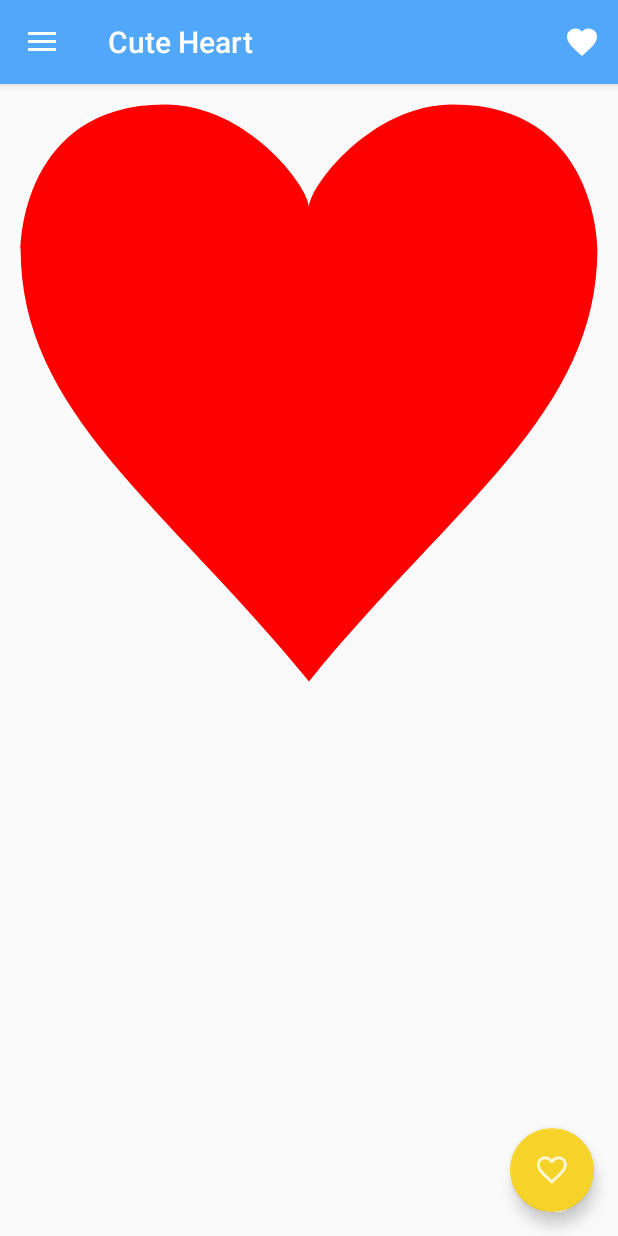
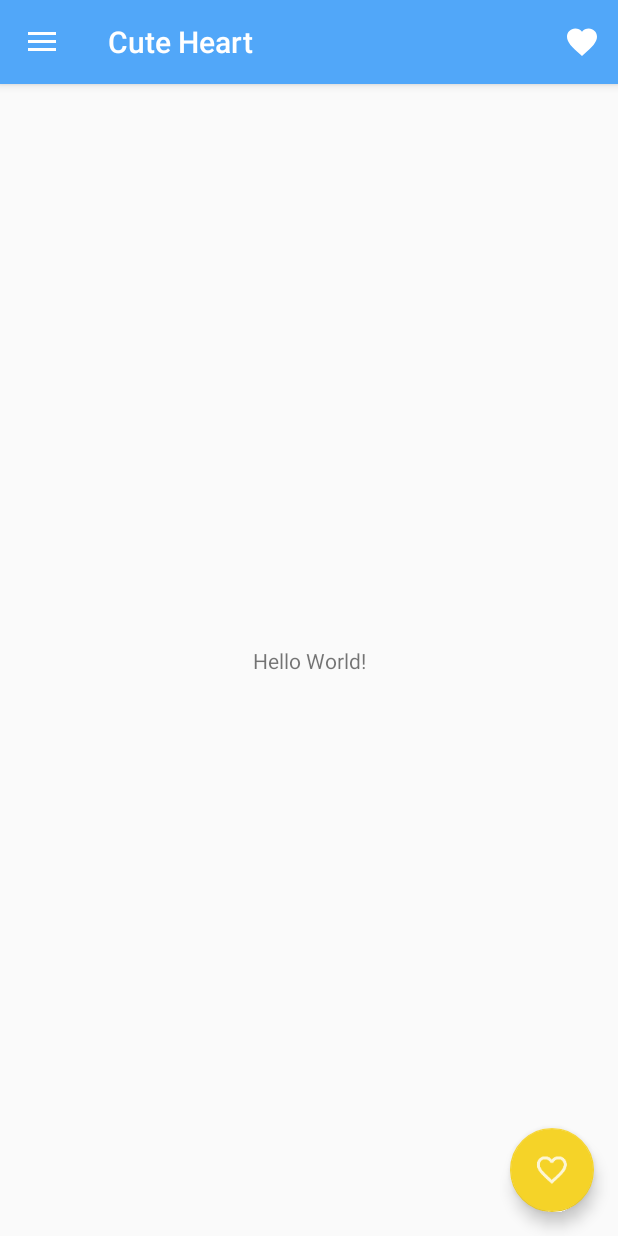
Before and after one commit to chillcoding-at-the-beach/I-love, an Android app: the screen it shows after launch (MainActivity), on a phone screen of 412 x 824 dp. Run offline under Robolectric (Android 15) with nearby library versions, the phone set to English and light mode, and no system bars.

Commit message:
Revert "Draw cute heart in canvas"

```diff
--- a/MyCuteHeart/app/build.gradle
+++ b/MyCuteHeart/app/build.gradle
@@ -25,16 +25,12 @@ android {
 
 dependencies {
     implementation fileTree(dir: 'libs', include: ['*.jar'])
-    androidTestImplementation('com.android.support.test.espresso:espresso-core:2.2.2', {
+    androidTestImplementation ('com.android.support.test.espresso:espresso-core:2.2.2', {
         exclude group: 'com.android.support', module: 'support-annotations'
     })
-    implementation "org.jetbrains.kotlin:kotlin-stdlib-jre7:$kotlin_version"
+    implementation"org.jetbrains.kotlin:kotlin-stdlib-jre7:$kotlin_version"
     implementation 'com.android.support:appcompat-v7:25.4.0'
     testImplementation 'junit:junit:4.12'
     implementation 'com.android.support:design:25.4.0'
     implementation 'com.android.support.constraint:constraint-layout:1.0.2'
-    implementation 'com.google.firebase:firebase-crash:10.2.4'
 }
-
-
-apply plugin: 'com.google.gms.google-services'
--- a/MyCuteHeart/app/src/main/java/com/chillcoding/mycuteheart/view/MyCuteHeart.kt
+++ /dev/null
@@ -1,77 +0,0 @@
-package com.chillcoding.mycuteheart.view
-
-import android.content.Context
-import android.graphics.Canvas
-import android.graphics.Color
-import android.graphics.Paint
-import android.graphics.Path
-import android.util.AttributeSet
-import android.view.View
-
-/**
- * Created by macha on 17/07/2017.
- */
-class MyCuteHeart : View {
-    private var mPaint = Paint()
-    private var mSize = 0
-    private val mHeartPath = Path()
-    var x: FloatArray = floatArrayOf(75f, 60f, 40f, 5f, 40f, 110f, 145f, 110f, 90f)
-    var y: FloatArray = floatArrayOf(30f, 25f, 5f, 40f, 80f, 102f, 145f)
-
-    constructor(context: Context) : super(context) {
-        init()
-    }
-
-    constructor(context: Context, attrs: AttributeSet) : super(context, attrs) {
-        init()
-    }
-
-    private fun init() {
-        mPaint = Paint()
-        mPaint.style = Paint.Style.FILL
-        mPaint.color = Color.RED
-    }
-
-    override fun onLayout(changed: Boolean, left: Int, top: Int, right: Int, bottom: Int) {
-        super.onLayout(changed, left, top, right, bottom)
-        if (width < height)
-            mSize = width
-        else
-            mSize = height
-        calculateHeartCoordinates()
-        createGraphicalObject()
-    }
-
-    fun calculateHeartCoordinates() {
-        for (i in x.indices) {
-            x[i] = (mSize * x[i]) / 150
-        }
-        for (i in y.indices)
-            y[i] = (y[i] * mSize) / 150
-    }
-
-    private fun createGraphicalObject() {
-        mHeartPath.set(createHeart(mSize))
-    }
-
-    private fun createHeart(mSize: Int): Path? {
-        val path = Path()
-        path.moveTo(x[0], y[0])
-        path.cubicTo(x[0], y[1], x[1], y[2], x[2], y[2])
-        path.cubicTo(x[3], y[2], x[3], y[3], x[3], y[3])
-        path.cubicTo(x[3], y[4], x[4], y[5], x[0], y[6]);
-        path.cubicTo(x[5], y[5], x[6], y[4], x[6], y[3])
-        path.cubicTo(x[6], y[3], x[6], y[2], x[7], y[2])
-        path.cubicTo(x[8], y[2], x[0], y[1], x[0], y[0])
-        return path
-    }
-
-    override fun onDraw(canvas: Canvas) {
-        super.onDraw(canvas)
-        canvas.drawPath(mHeartPath, mPaint)
-    }
-
-    companion object {
-        private val TAG = "My CUSTOM VIEW"
-    }
-}
--- a/MyCuteHeart/app/src/main/res/layout/content_main.xml
+++ b/MyCuteHeart/app/src/main/res/layout/content_main.xml
@@ -8,8 +8,13 @@
     tools:context="com.chillcoding.mycuteheart.MainActivity"
     tools:showIn="@layout/app_bar_main">
 
-    <com.chillcoding.mycuteheart.view.MyCuteHeart
-        android:layout_width="match_parent"
-        android:layout_height="match_parent" />
+    <TextView
+        android:layout_width="wrap_content"
+        android:layout_height="wrap_content"
+        android:text="Hello World!"
+        app:layout_constraintBottom_toBottomOf="parent"
+        app:layout_constraintLeft_toLeftOf="parent"
+        app:layout_constraintRight_toRightOf="parent"
+        app:layout_constraintTop_toTopOf="parent" />
 
 </android.support.constraint.ConstraintLayout>
--- a/MyCuteHeart/build.gradle
+++ b/MyCuteHeart/build.gradle
@@ -12,7 +12,6 @@ buildscript {
 
         // NOTE: Do not place your application dependencies here; they belong
         // in the individual module build.gradle files
-        classpath 'com.google.gms:google-services:3.0.0'
     }
 }
 
```
